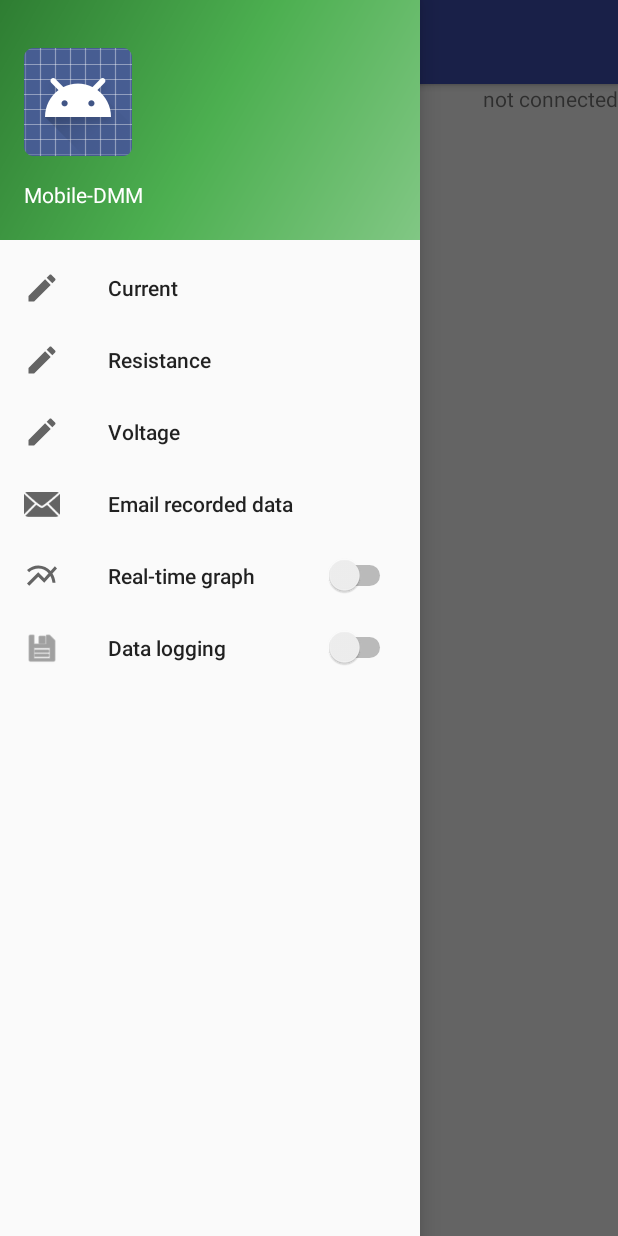
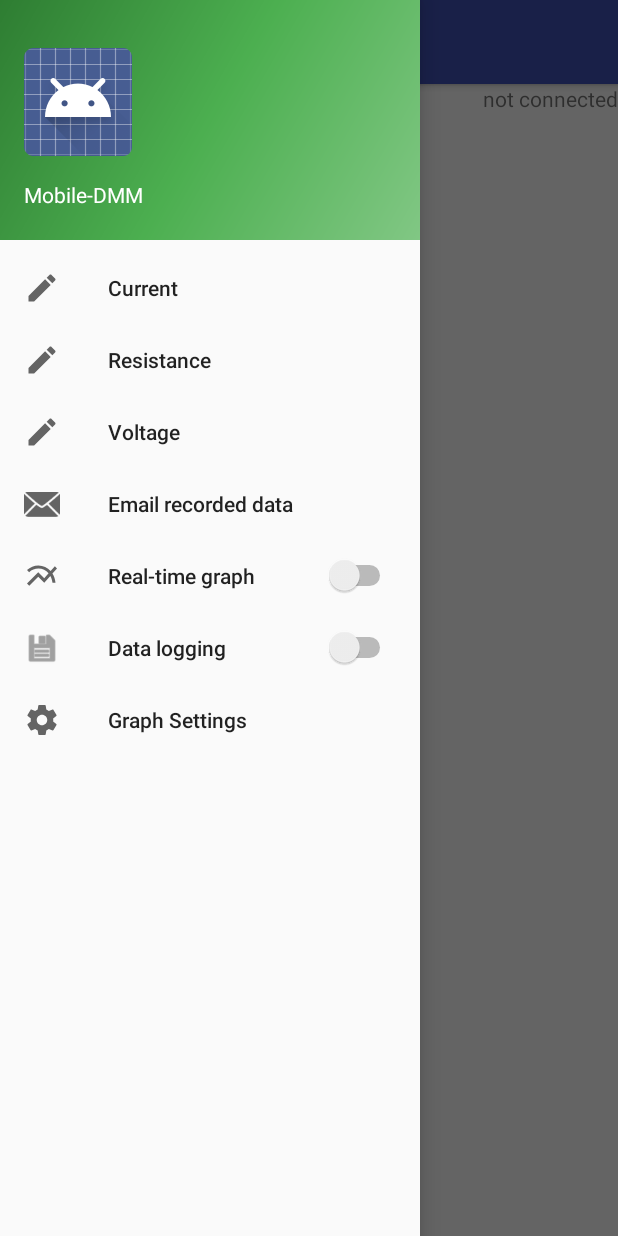
Before and after one commit to SirCipher/DesConApp, an Android app: the screen it shows after launch (MainActivity), with the side drawer open, on a phone screen of 412 x 824 dp. Run offline under Robolectric (Android 15) with nearby library versions, the phone set to English and light mode, and no system bars; 10 statements that could not run were skipped.

Commit message:
Implemented settings menu for the graph.

```diff
--- a/app/src/main/AndroidManifest.xml
+++ b/app/src/main/AndroidManifest.xml
@@ -26,7 +26,7 @@
             android:label="@string/title_select_device"
             android:theme="@android:style/Theme.Dialog" />
         <activity
-            android:name=".SettingsActivity"
+            android:name=".GraphSettingsActivity"
             android:configChanges="orientation|keyboardHidden"
             android:label="@string/title_settings_activity"
             android:theme="@android:style/Theme.Dialog" />
--- a/app/src/main/java/com/type2labs/dmm/MainActivity.java
+++ b/app/src/main/java/com/type2labs/dmm/MainActivity.java
@@ -4,12 +4,14 @@ import android.app.Activity;
 import android.bluetooth.BluetoothAdapter;
 import android.content.ActivityNotFoundException;
 import android.content.Intent;
+import android.content.SharedPreferences;
 import android.content.pm.ActivityInfo;
 import android.graphics.Color;
 import android.os.Bundle;
 import android.os.Handler;
 import android.os.Message;
 import android.os.SystemClock;
+import android.preference.PreferenceManager;
 import android.support.annotation.NonNull;
 import android.support.design.widget.NavigationView;
 import android.support.v4.view.GravityCompat;
@@ -48,7 +50,7 @@ import com.type2labs.dmm.utils.ValueUtils;
 
 import java.util.Random;
 
-public class MainActivity extends AppCompatActivity implements NavigationView.OnNavigationItemSelectedListener {
+public class MainActivity extends AppCompatActivity implements NavigationView.OnNavigationItemSelectedListener, SharedPreferences.OnSharedPreferenceChangeListener {
 
     private static final String TAG = MainActivity.class.getSimpleName();
     private static final boolean D = true;
@@ -395,12 +397,14 @@ public class MainActivity extends AppCompatActivity implements NavigationView.On
 
     @Override
     protected void onPause() {
+        getSharedPreferences().unregisterOnSharedPreferenceChangeListener(this);
         super.onPause();
     }
 
     @Override
     protected void onResume() {
         super.onResume();
+        getSharedPreferences().registerOnSharedPreferenceChangeListener(this);
     }
 
     @Override
@@ -429,11 +433,21 @@ public class MainActivity extends AppCompatActivity implements NavigationView.On
         mDeviceConnector.disconnect();
     }
 
+    private SharedPreferences getSharedPreferences() {
+
+        return PreferenceManager.getDefaultSharedPreferences(this);
+    }
+
     @Override
     protected void onSaveInstanceState(Bundle outState) {
         Log.d(TAG, "++onSaveInstanceState");
         super.onSaveInstanceState(outState);
         outState.putBoolean(SAVED_PENDING_REQUEST_ENABLE_BT, pendingRequestEnableBt);
+    }
+
+    private void startActivityForResult(Class<?> cls, int requestCode) {
+        Intent intent = new Intent(getApplicationContext(), cls);
+        startActivityForResult(intent, requestCode);
     }
 
     @Override
@@ -447,6 +461,9 @@ public class MainActivity extends AppCompatActivity implements NavigationView.On
                 break;
             case R.id.nav_voltage:
                 sendMessage("Volts");
+                break;
+            case R.id.nav_graph_settings:
+                startActivityForResult(GraphSettingsActivity.class, MENU_SETTINGS);
                 break;
             case R.id.menu_email_recorded_data:
                 if (recording.length() > 0 && recordingEnabled) {
@@ -463,4 +480,17 @@ public class MainActivity extends AppCompatActivity implements NavigationView.On
         drawerLayout.closeDrawer(GravityCompat.START);
         return true;
     }
+
+    @Override
+    public void onSharedPreferenceChanged(SharedPreferences sharedPreferences, String key) {
+        Log.d(TAG, "++onSharedPreferenceChanged");
+//        if (prefName.equals(getString(R.string.pref_record))) {
+//            updateParamsFromSettings();
+//        }
+    }
+
+    private void updateParamsFromSettings() {
+        recordingEnabled = getSharedPreferences().getBoolean(getString(R.string.pref_record), false);
+
+    }
 }
--- /dev/null
+++ b/app/src/main/res/drawable/ic_settings_black_24dp.xml
@@ -0,0 +1,9 @@
+<vector xmlns:android="http://schemas.android.com/apk/res/android"
+    android:width="24dp"
+    android:height="24dp"
+    android:viewportHeight="24.0"
+    android:viewportWidth="24.0">
+    <path
+        android:fillColor="#FF000000"
+        android:pathData="M19.43,12.98c0.04,-0.32 0.07,-0.64 0.07,-0.98s-0.03,-0.66 -0.07,-0.98l2.11,-1.65c0.19,-0.15 0.24,-0.42 0.12,-0.64l-2,-3.46c-0.12,-0.22 -0.39,-0.3 -0.61,-0.22l-2.49,1c-0.52,-0.4 -1.08,-0.73 -1.69,-0.98l-0.38,-2.65C14.46,2.18 14.25,2 14,2h-4c-0.25,0 -0.46,0.18 -0.49,0.42l-0.38,2.65c-0.61,0.25 -1.17,0.59 -1.69,0.98l-2.49,-1c-0.23,-0.09 -0.49,0 -0.61,0.22l-2,3.46c-0.13,0.22 -0.07,0.49 0.12,0.64l2.11,1.65c-0.04,0.32 -0.07,0.65 -0.07,0.98s0.03,0.66 0.07,0.98l-2.11,1.65c-0.19,0.15 -0.24,0.42 -0.12,0.64l2,3.46c0.12,0.22 0.39,0.3 0.61,0.22l2.49,-1c0.52,0.4 1.08,0.73 1.69,0.98l0.38,2.65c0.03,0.24 0.24,0.42 0.49,0.42h4c0.25,0 0.46,-0.18 0.49,-0.42l0.38,-2.65c0.61,-0.25 1.17,-0.59 1.69,-0.98l2.49,1c0.23,0.09 0.49,0 0.61,-0.22l2,-3.46c0.12,-0.22 0.07,-0.49 -0.12,-0.64l-2.11,-1.65zM12,15.5c-1.93,0 -3.5,-1.57 -3.5,-3.5s1.57,-3.5 3.5,-3.5 3.5,1.57 3.5,3.5 -1.57,3.5 -3.5,3.5z" />
+</vector>
--- a/app/src/main/res/menu/activity_options_drawer.xml
+++ b/app/src/main/res/menu/activity_options_drawer.xml
@@ -31,5 +31,9 @@
             android:icon="@android:drawable/ic_menu_save"
             android:title="@string/nav_data_logging"
             app:actionLayout="@layout/switch_item" />
+        <item
+            android:id="@+id/nav_graph_settings"
+            android:icon="@drawable/ic_settings_black_24dp"
+            android:title="@string/nav_settings_string" />
     </group>
 </menu>
```
Also changed, not shown: app/src/main/java/com/type2labs/dmm/GraphSettingsActivity.java (renamed from app/src/main/java/com/type2labs/dmm/SettingsActivity.java, +7 -9 lines), app/src/main/res/values/strings.xml (+9 -0 lines), app/src/main/res/xml/settings.xml (+30 -6 lines).
